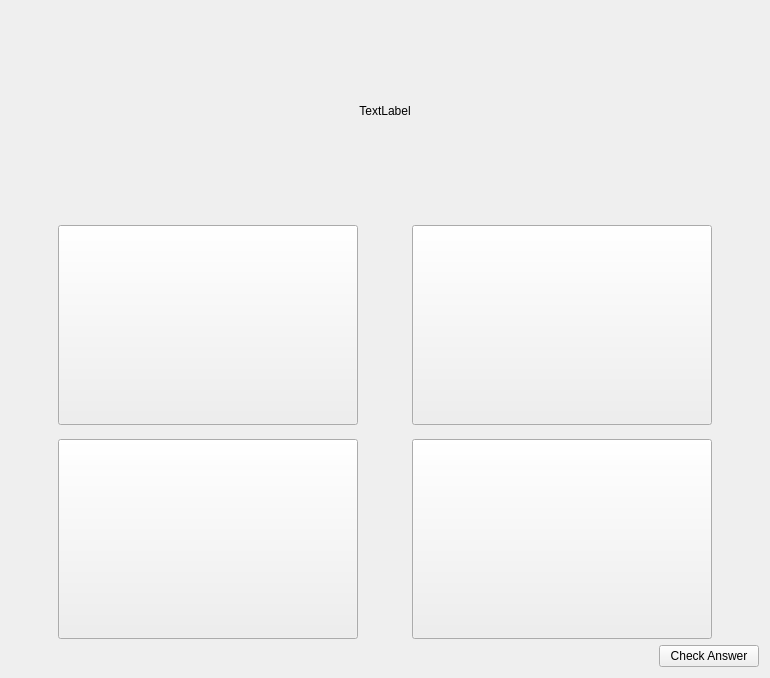
Above: meaningfulsymbolismactivity.ui from zxjorge/EDApp before the change. Below: the same form after it.
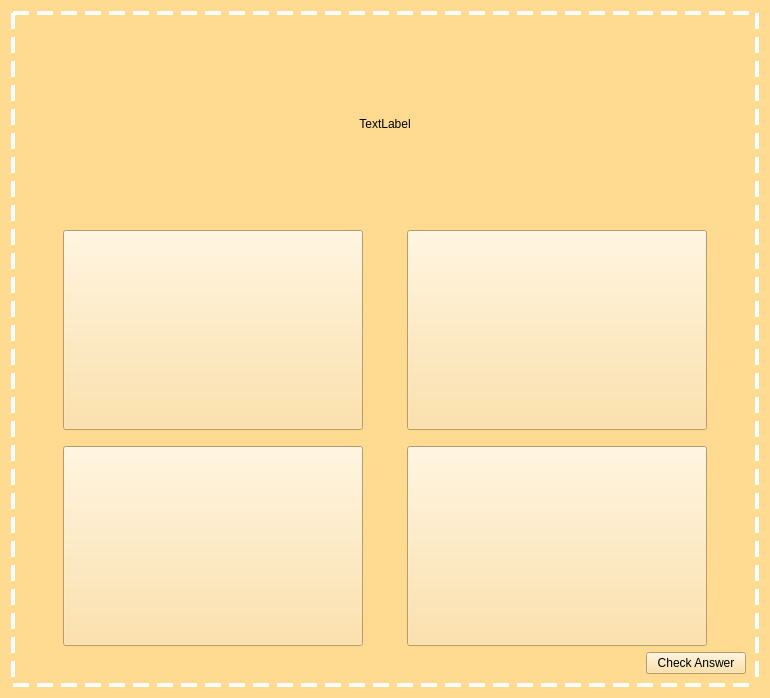
That is the form after the change.

Commit message: changed UI for meaningfulactivity to match color and dashed line

What changed in the file:
```diff
--- a/meaningfulsymbolismactivity.ui
+++ b/meaningfulsymbolismactivity.ui
@@ -7,14 +7,26 @@
     <x>0</x>
     <y>0</y>
     <width>770</width>
-    <height>678</height>
+    <height>698</height>
    </rect>
   </property>
   <property name="windowTitle">
    <string>Form</string>
   </property>
+  <property name="styleSheet">
+   <string notr="true">background-color: rgb(255, 219, 146);
+</string>
+  </property>
   <layout class="QVBoxLayout" name="verticalLayout_2">
    <item>
+    <widget class="QFrame" name="verticalFrame">
+     <property name="styleSheet">
+      <string notr="true">QFrame#verticalFrame {
+	border: 4px dashed white;
+}</string>
+     </property>
+     <layout class="QVBoxLayout" name="verticalLayout_3">
+      <item>
     <widget class="QLabel" name="promptLabel">
      <property name="minimumSize">
       <size>
@@ -37,19 +49,6 @@
      </property>
     </widget>
    </item>
-   <item>
-    <spacer name="verticalSpacer_2">
-     <property name="orientation">
-      <enum>Qt::Vertical</enum>
-     </property>
-     <property name="sizeHint" stdset="0">
-      <size>
-       <width>20</width>
-       <height>40</height>
-      </size>
-     </property>
-    </spacer>
-   </item>
    <item>
     <layout class="QVBoxLayout" name="verticalLayout">
      <item>
@@ -215,8 +214,6 @@
        </item>
       </layout>
      </item>
-    </layout>
-   </item>
    <item>
     <widget class="QPushButton" name="CheckNext">
      <property name="maximumSize">
@@ -231,6 +228,11 @@
      <property name="text">
       <string>Check Answer</string>
      </property>
+         </widget>
+        </item>
+       </layout>
+      </item>
+     </layout>
     </widget>
    </item>
   </layout>
```
Lines whose indentation alone changed are shown as unchanged.
